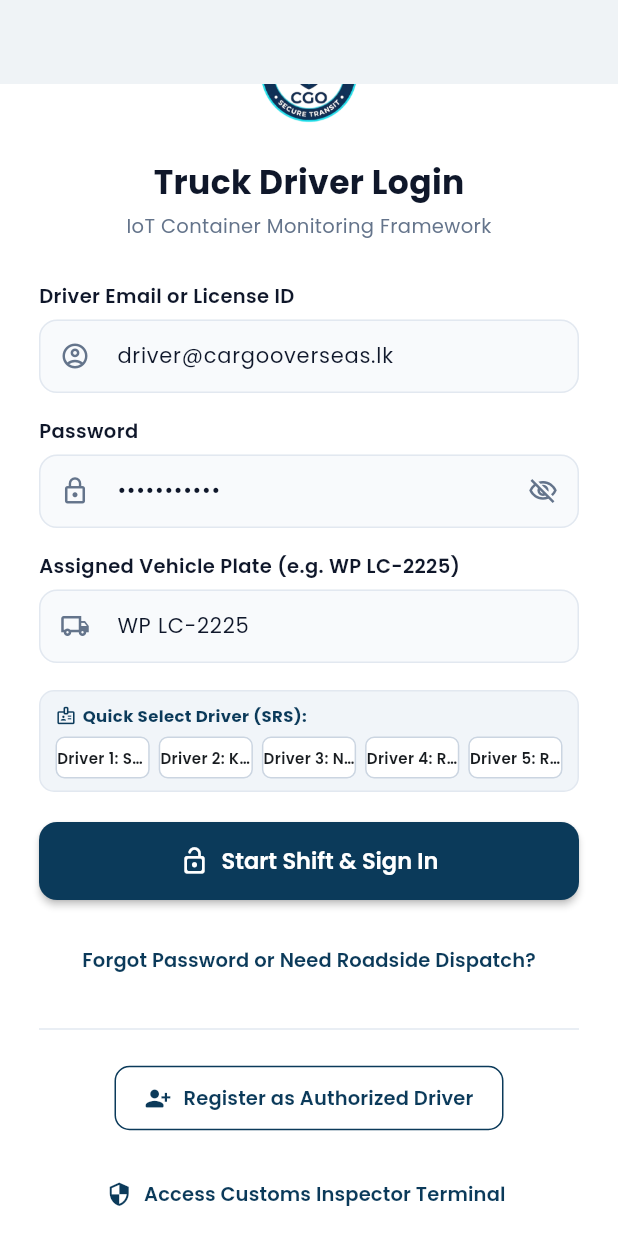
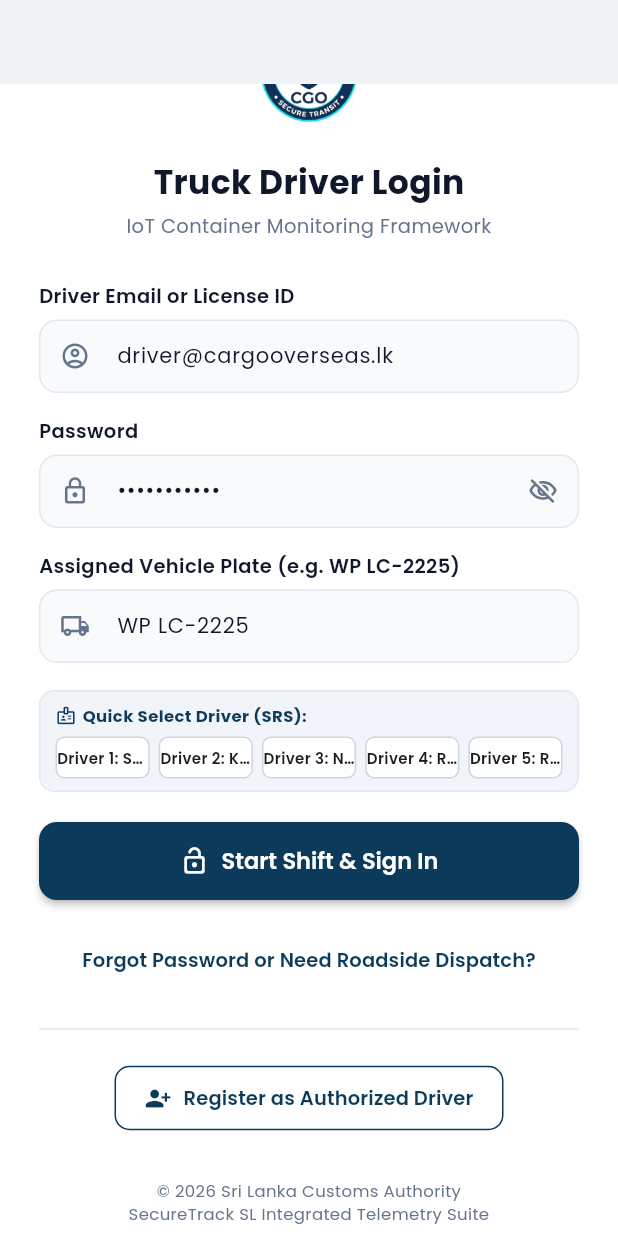
Before and after one commit to hashini312/securetrack-sl-mobile-app, a Flutter app: the screen it shows after launch, scrolled down 56 dp, on a phone screen of 412 x 824 dp. Run offline on Flutter 3.47's test engine with Material 3 defaults, Android fonts, the phone set to English and light mode, and no system bars; our stand-ins replace flutter_map, google_fonts, latlong2, shared_preferences; accounts and stored records are empty.

Commit message:
refactor(login): Support dedicated inspector mode and remove redundant portal switcher

```diff
--- a/driver_inspector/lib/screens/driver_login_screen.dart
+++ b/driver_inspector/lib/screens/driver_login_screen.dart
@@ -8,7 +8,8 @@
 import 'inspector_dashboard_screen.dart';
 
 class DriverLoginScreen extends StatefulWidget {
-  const DriverLoginScreen({super.key});
+  final bool isInspector;
+  const DriverLoginScreen({super.key, this.isInspector = false});
 
   @override
   State<DriverLoginScreen> createState() => _DriverLoginScreenState();
@@ -17,13 +18,28 @@
 class _DriverLoginScreenState extends State<DriverLoginScreen> {
   final _formKey = GlobalKey<FormState>();
 
-  bool _isInspector = false;
-  final TextEditingController _userCtrl = TextEditingController(text: 'driver@cargooverseas.lk');
-  final TextEditingController _passCtrl = TextEditingController(text: 'Driver@2026');
-  final TextEditingController _codeCtrl = TextEditingController(text: 'WP LC-2225');
+  late bool _isInspector;
+  final TextEditingController _userCtrl = TextEditingController();
+  final TextEditingController _passCtrl = TextEditingController();
+  final TextEditingController _codeCtrl = TextEditingController();
 
   bool _isPasswordVisible = false;
   bool _isLoading = false;
+
+  @override
+  void initState() {
+    super.initState();
+    _isInspector = widget.isInspector;
+    if (_isInspector) {
+      _userCtrl.text = 'customs.inspector@customs.gov.lk';
+      _passCtrl.text = 'Customs@2026';
+      _codeCtrl.text = 'ORUGODAWATTA-RCT';
+    } else {
+      _userCtrl.text = 'driver@cargooverseas.lk';
+      _passCtrl.text = 'Driver@2026';
+      _codeCtrl.text = 'WP LC-2225';
+    }
+  }
 
   @override
   void dispose() {
@@ -104,20 +120,7 @@
     }
   }
 
-  void _toggleRole() {
-    setState(() {
-      _isInspector = !_isInspector;
-      if (_isInspector) {
-        _userCtrl.text = 'customs.inspector@customs.gov.lk';
-        _passCtrl.text = 'Customs@2026';
-        _codeCtrl.text = 'ORUGODAWATTA-RCT';
-      } else {
-        _userCtrl.text = 'driver@cargooverseas.lk';
-        _passCtrl.text = 'Driver@2026';
-        _codeCtrl.text = 'WP LC-2225';
-      }
-    });
-  }
+
 
   @override
   Widget build(BuildContext context) {
@@ -424,23 +427,7 @@
                       const SizedBox(height: 16),
                     ],
 
-                    // Clean subtle switch link
-                    TextButton.icon(
-                      onPressed: _toggleRole,
-                      icon: Icon(
-                        _isInspector ? Icons.local_shipping_outlined : Icons.security_outlined,
-                        size: 17,
-                        color: isDark ? AppColors.skyBlue : AppColors.primaryBlue,
-                      ),
-                      label: Text(
-                        _isInspector ? 'Switch to Truck Driver Portal' : 'Access Customs Inspector Terminal',
-                        style: GoogleFonts.poppins(
-                          fontWeight: FontWeight.w600,
-                          fontSize: 13,
-                          color: isDark ? AppColors.skyBlue : AppColors.primaryBlue,
-                        ),
-                      ),
-                    ),
+
 
                     const SizedBox(height: 14),
                     Text(
```
